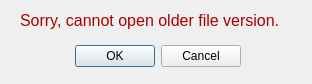
First picture: the form in program/wrongVersion.ui, repository mikeV02/WaltechCapstone, before the edit.
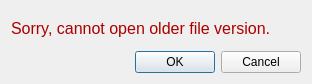
Second picture: the form after the edit.

```diff
--- a/program/wrongVersion.ui
+++ b/program/wrongVersion.ui
@@ -13,31 +13,9 @@
   <property name="windowTitle">
    <string>Wrong version</string>
   </property>
-  <widget class="QDialogButtonBox" name="buttonBox">
-   <property name="geometry">
-    <rect>
-     <x>70</x>
-     <y>40</y>
-     <width>171</width>
-     <height>32</height>
-    </rect>
-   </property>
-   <property name="orientation">
-    <enum>Qt::Horizontal</enum>
-   </property>
-   <property name="standardButtons">
-    <set>QDialogButtonBox::Cancel|QDialogButtonBox::Ok</set>
-   </property>
-  </widget>
+  <layout class="QGridLayout" name="gridLayout">
+   <item row="0" column="0">
   <widget class="QLabel" name="label">
-   <property name="geometry">
-    <rect>
-     <x>20</x>
-     <y>10</y>
-     <width>271</width>
-     <height>21</height>
-    </rect>
-   </property>
    <property name="palette">
     <palette>
      <active>
@@ -84,6 +62,18 @@
     <string>Sorry, cannot open older file version.</string>
    </property>
   </widget>
+   </item>
+   <item row="1" column="0">
+    <widget class="QDialogButtonBox" name="buttonBox">
+     <property name="orientation">
+      <enum>Qt::Horizontal</enum>
+     </property>
+     <property name="standardButtons">
+      <set>QDialogButtonBox::Cancel|QDialogButtonBox::Ok</set>
+     </property>
+    </widget>
+   </item>
+  </layout>
  </widget>
  <resources/>
  <connections>
```
Lines whose indentation alone changed are shown as unchanged.
